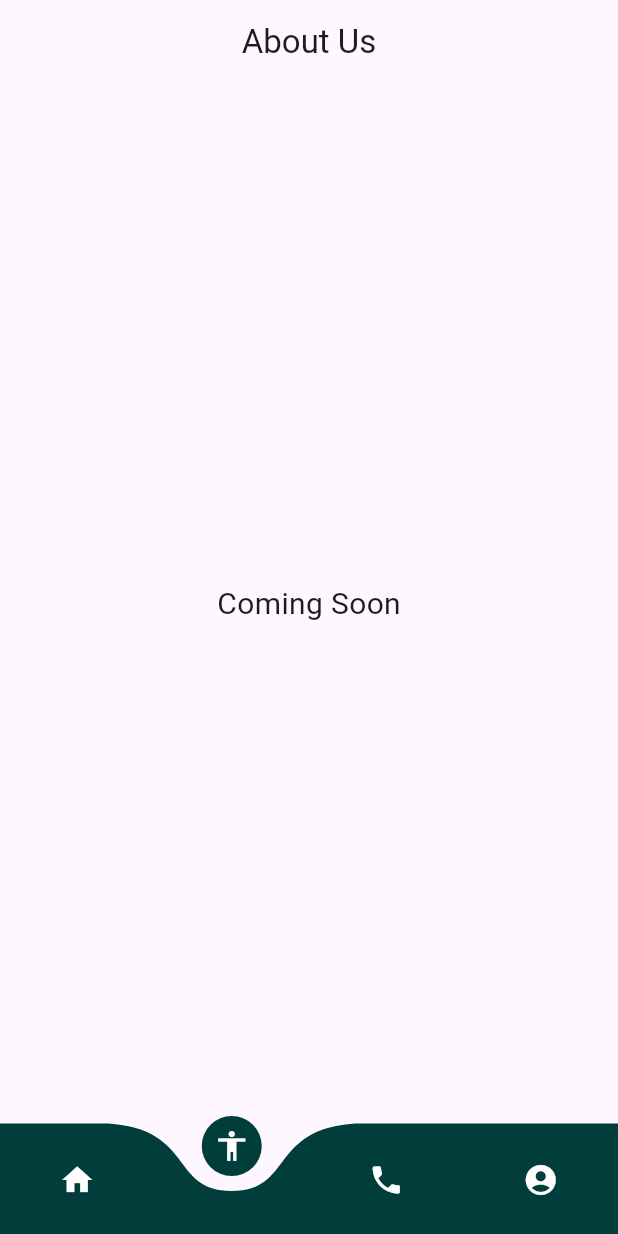
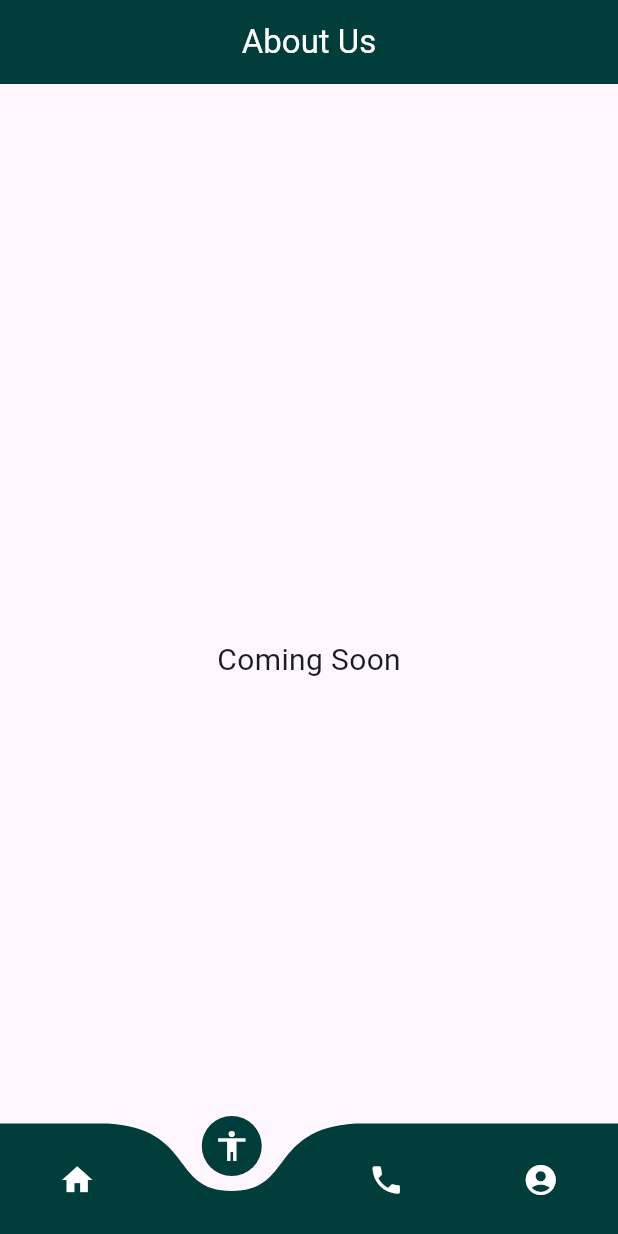
Before and after one commit to omniasalem2002/egypt_tour_week3, a Flutter app: the BottomNavBar screen opened directly, item 2 of the bottom bar chosen, on a phone screen of 412 x 824 dp. Run offline on Flutter 3.47's test engine with Material 3 defaults, Android fonts, the phone set to English and light mode, and no system bars; drawn by our look-alikes of curved_navigation_bar; our stand-ins replace carousel_slider, cloud_firestore, firebase_core, firebase_storage, flutter_bloc, flutter_rating_bar and 3 more; accounts and stored records are empty; project files that could hold a hidden picture were left out.

Commit message:
updated bottom pages

```diff
--- a/lib/Screens/about.dart
+++ b/lib/Screens/about.dart
@@ -7,8 +7,12 @@ class About extends StatelessWidget {
   Widget build(BuildContext context) {
     return Scaffold(
       appBar: AppBar(
-        title: const Text("About Us"),
+        title: const Text(
+          "About Us",
+          style: TextStyle(color: Colors.white),
+        ),
         centerTitle: true,
+        backgroundColor: const Color.fromARGB(255, 1, 61, 58),
       ),
       body: const Center(
           child: Text(
--- a/lib/Screens/bottom_navigation.dart
+++ b/lib/Screens/bottom_navigation.dart
@@ -23,6 +23,7 @@ class _BottomNavBarState extends State<BottomNavBar> {
   @override
   Widget build(BuildContext context) {
     return Scaffold(
+      extendBody: true,
       body: _navigationItem[_selectedIndex],
       bottomNavigationBar: CurvedNavigationBar(
         buttonBackgroundColor: const Color.fromARGB(255, 1, 61, 58),
--- a/lib/Screens/contact.dart
+++ b/lib/Screens/contact.dart
@@ -7,8 +7,12 @@ class Contact extends StatelessWidget {
   Widget build(BuildContext context) {
     return Scaffold(
       appBar: AppBar(
-        title: const Text("Contact Us"),
+        title: const Text(
+          "Contact Us",
+          style: TextStyle(color: Colors.white),
+        ),
         centerTitle: true,
+        backgroundColor: const Color.fromARGB(255, 1, 61, 58),
       ),
       body: const Center(
           child: Text(
--- a/lib/Screens/profile.dart
+++ b/lib/Screens/profile.dart
@@ -12,8 +12,12 @@ class _ProfileState extends State<Profile> {
   Widget build(BuildContext context) {
     return Scaffold(
       appBar: AppBar(
-        title: const Text("Profile"),
+        title: const Text(
+          "Profile",
+          style: TextStyle(color: Colors.white),
+        ),
         centerTitle: true,
+        backgroundColor: const Color.fromARGB(255, 1, 61, 58),
       ),
       body: const Center(
           child: Text(
```
Also changed, not shown: 1 other file.
